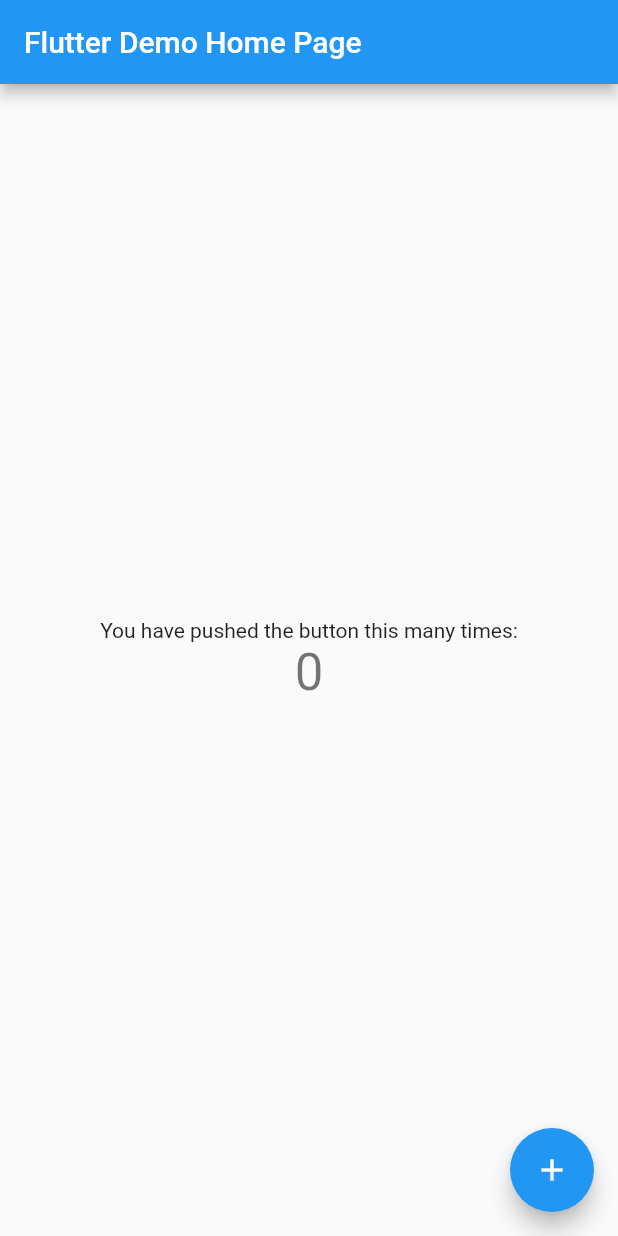
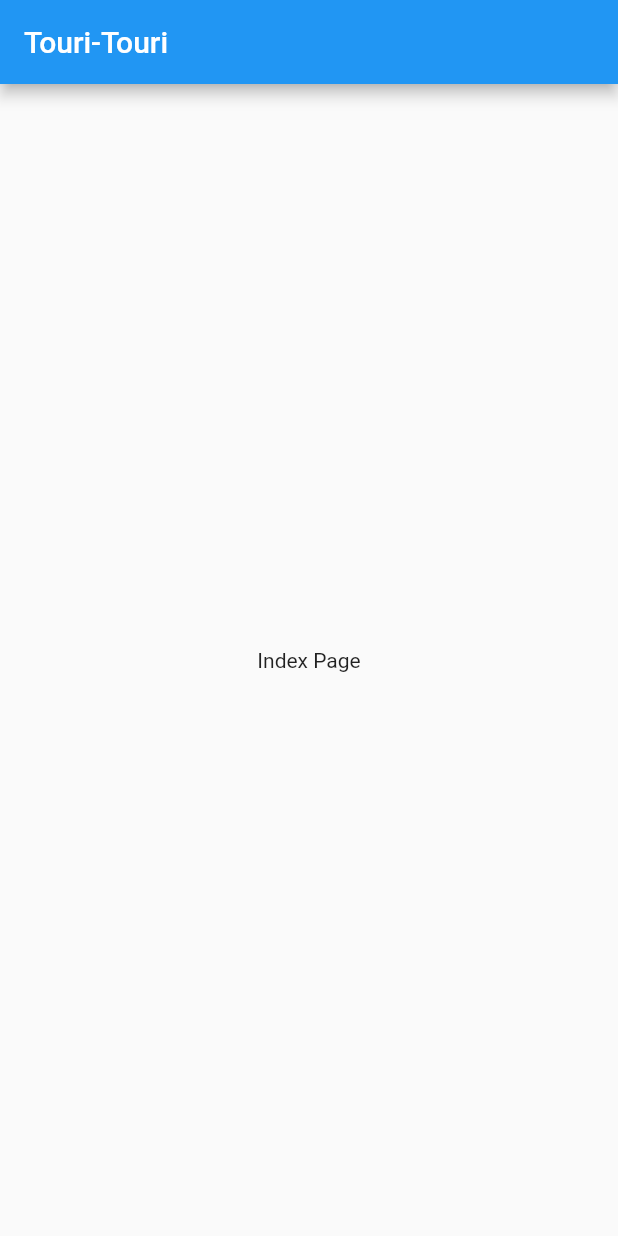
Before and after one commit to essengogroup/touri-touri, a Flutter app: the screen it shows after launch, on a phone screen of 412 x 824 dp. Run offline on Flutter 3.47's test engine with Material 2 defaults, Android fonts, the phone set to English and light mode, and no system bars.

Commit message:
mise en place de la structure minimal des dossiers

```diff
--- a/lib/main.dart
+++ b/lib/main.dart
@@ -1,4 +1,5 @@
 import 'package:flutter/material.dart';
+import 'package:touritouri/screens/index.dart';
 
 void main() {
   runApp(const MyApp());
@@ -7,109 +8,15 @@ void main() {
 class MyApp extends StatelessWidget {
   const MyApp({Key? key}) : super(key: key);
 
-  // This widget is the root of your application.
   @override
   Widget build(BuildContext context) {
     return MaterialApp(
-      title: 'Flutter Demo',
+      debugShowCheckedModeBanner: true,
+      title: 'touri-touri',
       theme: ThemeData(
-        // This is the theme of your application.
-        //
-        // Try running your application with "flutter run". You'll see the
-        // application has a blue toolbar. Then, without quitting the app, try
-        // changing the primarySwatch below to Colors.green and then invoke
-        // "hot reload" (press "r" in the console where you ran "flutter run",
-        // or simply save your changes to "hot reload" in a Flutter IDE).
-        // Notice that the counter didn't reset back to zero; the application
-        // is not restarted.
         primarySwatch: Colors.blue,
       ),
-      home: const MyHomePage(title: 'Flutter Demo Home Page'),
+      home: const Index(),
     );
   }
 }
-
-class MyHomePage extends StatefulWidget {
-  const MyHomePage({Key? key, required this.title}) : super(key: key);
-
-  // This widget is the home page of your application. It is stateful, meaning
-  // that it has a State object (defined below) that contains fields that affect
-  // how it looks.
-
-  // This class is the configuration for the state. It holds the values (in this
-  // case the title) provided by the parent (in this case the App widget) and
-  // used by the build method of the State. Fields in a Widget subclass are
-  // always marked "final".
-
-  final String title;
-
-  @override
-  State<MyHomePage> createState() => _MyHomePageState();
-}
-
-class _MyHomePageState extends State<MyHomePage> {
-  int _counter = 0;
-
-  void _incrementCounter() {
-    setState(() {
-      // This call to setState tells the Flutter framework that something has
-      // changed in this State, which causes it to rerun the build method below
-      // so that the display can reflect the updated values. If we changed
-      // _counter without calling setState(), then the build method would not be
-      // called again, and so nothing would appear to happen.
-      _counter++;
-    });
-  }
-
-  @override
-  Widget build(BuildContext context) {
-    // This method is rerun every time setState is called, for instance as done
-    // by the _incrementCounter method above.
-    //
-    // The Flutter framework has been optimized to make rerunning build methods
-    // fast, so that you can just rebuild anything that needs updating rather
-    // than having to individually change instances of widgets.
-    return Scaffold(
-      appBar: AppBar(
-        // Here we take the value from the MyHomePage object that was created by
-        // the App.build method, and use it to set our appbar title.
-        title: Text(widget.title),
-      ),
-      body: Center(
-        // Center is a layout widget. It takes a single child and positions it
-        // in the middle of the parent.
-        child: Column(
-          // Column is also a layout widget. It takes a list of children and
-          // arranges them vertically. By default, it sizes itself to fit its
-          // children horizontally, and tries to be as tall as its parent.
-          //
-          // Invoke "debug painting" (press "p" in the console, choose the
-          // "Toggle Debug Paint" action from the Flutter Inspector in Android
-          // Studio, or the "Toggle Debug Paint" command in Visual Studio Code)
-          // to see the wireframe for each widget.
-          //
-          // Column has various properties to control how it sizes itself and
-          // how it positions its children. Here we use mainAxisAlignment to
-          // center the children vertically; the main axis here is the vertical
-          // axis because Columns are vertical (the cross axis would be
-          // horizontal).
-          mainAxisAlignment: MainAxisAlignment.center,
-          children: <Widget>[
-            const Text(
-              'You have pushed the button this many times:',
-            ),
-            Text(
-              '$_counter',
-              style: Theme.of(context).textTheme.headline4,
-            ),
-          ],
-        ),
-      ),
-      floatingActionButton: FloatingActionButton(
-        onPressed: _incrementCounter,
-        tooltip: 'Increment',
-        child: const Icon(Icons.add),
-      ), // This trailing comma makes auto-formatting nicer for build methods.
-    );
-  }
-}
--- /dev/null
+++ b/lib/screens/index.dart
@@ -0,0 +1,23 @@
+import 'package:flutter/material.dart';
+
+
+class Index extends StatefulWidget {
+  const Index({Key? key}) : super(key: key);
+
+  @override
+  _IndexState createState() => _IndexState();
+}
+
+class _IndexState extends State<Index> {
+  @override
+  Widget build(BuildContext context) {
+    return Scaffold(
+      appBar: AppBar(
+        title: Text('Touri-Touri'),
+      ),
+      body: Center(
+        child: Text('Index Page'),
+      ),
+    );
+  }
+}
```
Also changed, not shown: pubspec.yaml (+2 -50 lines), lib/screens/onboarding/onboarding_page.dart (added), 1 other file.
